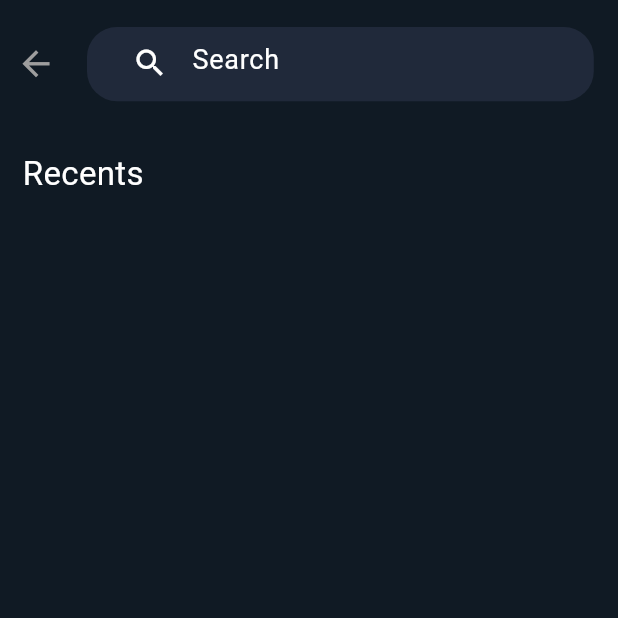
After one commit to harsh082ip/go-flutter-Chat_App, a Flutter app: the HomePage screen opened directly, after a tap on the "search" icon, on a phone screen of 412 x 824 dp, the top half of it. The commit adds this screen. Run offline on Flutter 3.47's test engine with Material 3 defaults, Android fonts, the phone set to English and light mode, and no system bars; our stand-ins replace get, image_picker.

Commit message:
added search screen

```diff
--- a/lpu_chathub/lib/main.dart
+++ b/lpu_chathub/lib/main.dart
@@ -8,12 +8,12 @@ void main(){
 
 class MyApp extends StatelessWidget {
   const MyApp({super.key});
-
   @override
   Widget build(BuildContext context) {
     return  const GetMaterialApp(
       debugShowCheckedModeBanner: false,
       home:LoginPage(),
+      // home: SearchScreen(),
     );
   }
 }
--- a/lpu_chathub/lib/views/authentication/add_profile_screen.dart
+++ b/lpu_chathub/lib/views/authentication/add_profile_screen.dart
@@ -1,8 +1,9 @@
 import 'package:flutter/material.dart';
+import 'package:get/get.dart';
 import 'dart:developer';
 import 'dart:io';
-
 import 'package:lpu_chathub/controller/profile_pic_controller.dart';
+import 'package:lpu_chathub/views/screens/home.dart';
 
 class AddProfileScreen extends StatefulWidget {
   const AddProfileScreen({Key? key});
@@ -119,6 +120,7 @@ class _AddProfileScreenState extends State<AddProfileScreen> {
                   ),
                   onPressed: () {
                     log(imgpath!.path+usernameController.text);
+                    Get.off(HomePage());
                   },
                   child: const Text(
                     'Next',
--- a/lpu_chathub/lib/views/authentication/signup.dart
+++ b/lpu_chathub/lib/views/authentication/signup.dart
@@ -164,7 +164,7 @@ class _SignUpPageState extends State<SignUpPage> {
                 children: [
                   ElevatedButton(
                     onPressed: () {
-                    Get.off(const AddProfileScreen());
+                    Get.to(const AddProfileScreen());
                     },
                     style: ElevatedButton.styleFrom(
                       shape: const StadiumBorder(),
--- /dev/null
+++ b/lpu_chathub/lib/views/screens/home.dart
@@ -0,0 +1,30 @@
+import 'package:flutter/material.dart';
+import 'package:get/get.dart';
+import 'package:lpu_chathub/views/screens/search_screen.dart';
+
+class HomePage extends StatefulWidget {
+  const HomePage({super.key});
+
+  @override
+  State<HomePage> createState() => _HomePageState();
+}
+
+class _HomePageState extends State<HomePage> {
+  @override
+  Widget build(BuildContext context) {
+    return Scaffold(
+      backgroundColor: const Color.fromARGB(255, 16, 26, 36),
+      appBar: AppBar(
+        backgroundColor: const Color.fromARGB(255, 32, 41, 58),
+        // title: const Text('Chat Screen'),
+        actions: [
+          IconButton(onPressed: (){
+            Get.to(SearchScreen());
+          }, icon: const Icon(Icons.search), iconSize: 30,color: Colors.white,),
+          IconButton(onPressed: (){}, icon: const Icon(Icons.notification_important),iconSize: 30,color: Colors.white),
+          IconButton(onPressed: (){}, icon: const Icon(Icons.more_vert), iconSize: 30,color: Colors.white,),
+        ],
+      ),
+    );
+  }
+}
--- /dev/null
+++ b/lpu_chathub/lib/views/screens/search_screen.dart
@@ -0,0 +1,73 @@
+import 'package:flutter/material.dart';
+import 'package:get/get.dart';
+
+class SearchScreen extends StatefulWidget {
+  const SearchScreen({Key? key}) : super(key: key);
+
+  @override
+  State<SearchScreen> createState() => _SearchScreenState();
+}
+
+class _SearchScreenState extends State<SearchScreen> {
+  @override
+  Widget build(BuildContext context) {
+    return Scaffold(
+      backgroundColor: const Color.fromARGB(255, 16, 26, 36),
+      body: SafeArea(
+        child: Column(
+          crossAxisAlignment: CrossAxisAlignment.start,
+          children: [
+            Row(
+              children: [
+                IconButton(
+                  onPressed: () {
+                    Get.back();
+                  },
+                  icon: const Icon(Icons.arrow_back),
+                  iconSize: 27.0,
+                  color: Colors.grey,
+                ),
+                Container(
+                  height: MediaQuery.of(context).size.height * 0.06,
+                  width: MediaQuery.of(context).size.width * 0.82,
+                  padding: const EdgeInsets.symmetric(horizontal: 18.0),
+                  decoration: BoxDecoration(
+                      borderRadius: BorderRadius.circular(20.0),
+                      color: const Color.fromARGB(255, 32, 41, 58)),
+                  margin: const EdgeInsets.symmetric(
+                      horizontal: 10.0, vertical: 18.0),
+                  child: SingleChildScrollView( // Added SingleChildScrollView
+                    child: TextFormField(
+                      style: const TextStyle(color: Colors.white),
+                      decoration:  const InputDecoration(
+                        hintText: 'Search',
+                        hintStyle:  TextStyle(color: Colors.white, fontSize: 18.0),
+                        prefixIcon:  Icon(
+                          Icons.search,
+                          color: Colors.white,
+                        ),
+                        border: InputBorder.none, // Removed OutlineInputBorder
+                      ),
+                    ),
+                  ),
+                ),
+              ],
+            ),
+            Expanded(
+              child: Container(
+                margin: const EdgeInsets.all(15.0),
+                width: MediaQuery.of(context).size.width,
+                child: const Column(
+                  crossAxisAlignment: CrossAxisAlignment.start,
+                  children: [
+                    Text('Recents ', style: TextStyle(color: Colors.white, fontSize: 22.0))
+                  ],
+                ),
+              ),
+            )
+          ],
+        ),
+      ),
+    );
+  }
+}
```
Also changed, not shown: lpu_chathub/pubspec.lock, 1 other file.
